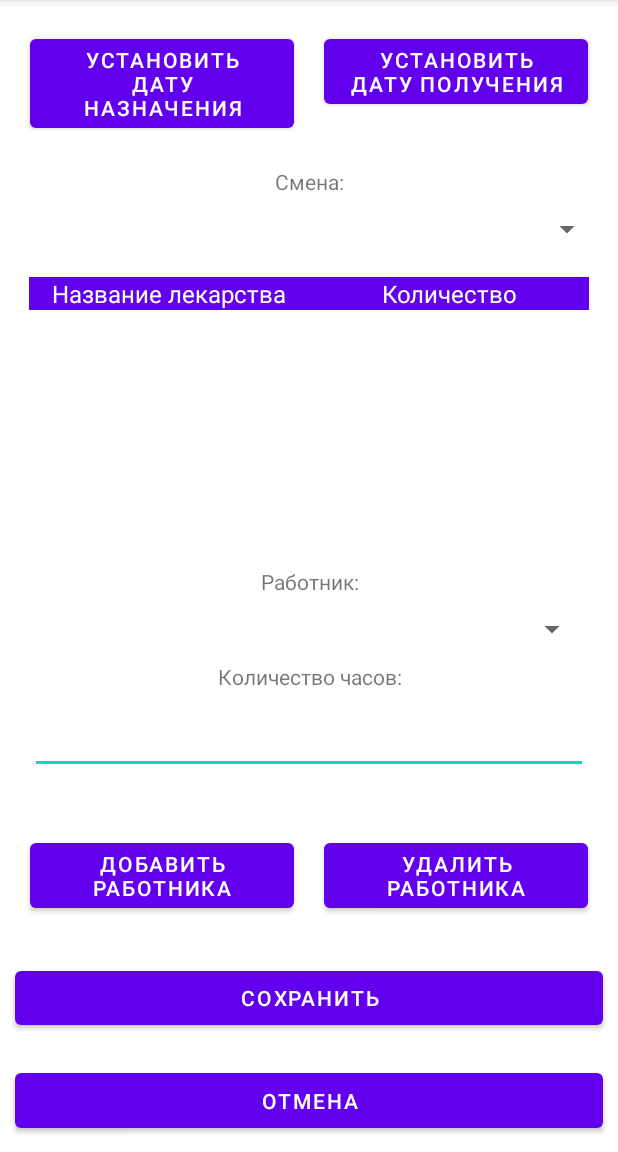
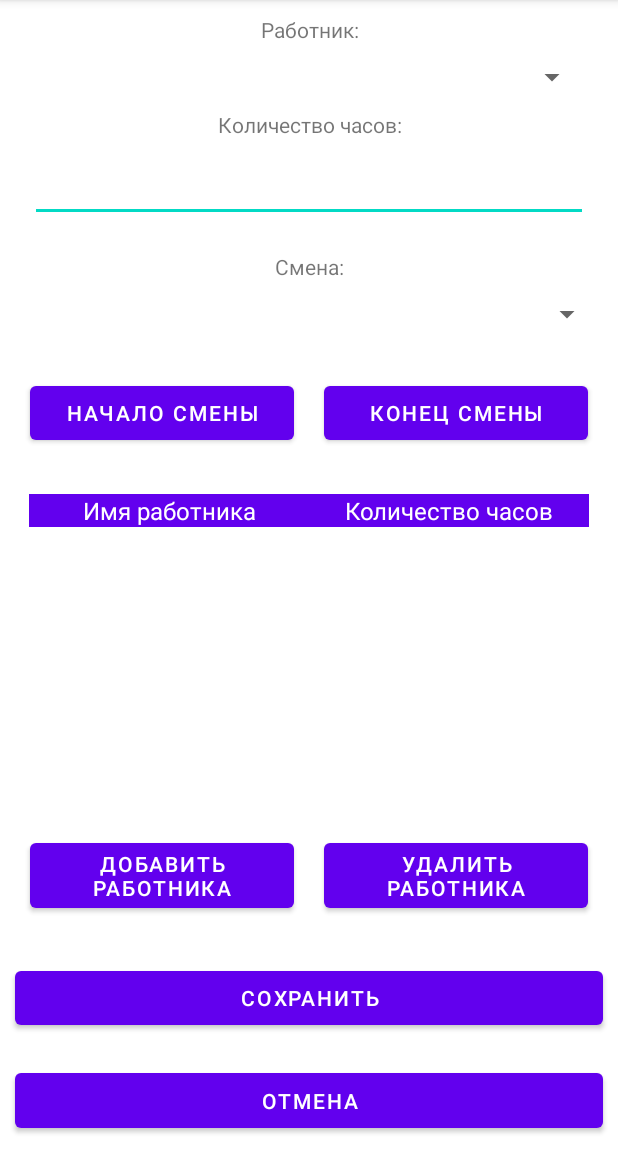
Before and after one commit to a-shdv/gotowork-factory, an Android app: the MachineActivity screen opened directly, with no data from a screen before it, on a phone screen of 412 x 824 dp, the part 84-1236 px from its top. Run offline under Robolectric (Android 15) with nearby library versions, the phone set to English and light mode, and no system bars; 1 statement that could not run was skipped.

Commit message:
Bugs fix.

```diff
--- a/app/src/main/java/com/example/coursework/activities/MachineActivity.java
+++ b/app/src/main/java/com/example/coursework/activities/MachineActivity.java
@@ -39,17 +39,17 @@ public class MachineActivity extends AppCompatActivity {
 
     MachineLogic logic;
 
-    Button button_discharge_date;
-    Button button_receiving_date;
+    Button button_shift_begin_date;
+    Button button_shift_end_date;
     Button button_create;
     Button button_cancel;
     Button button_add_worker;
     Button button_delete_worker;
 
-    Calendar discharge_date;
-    Calendar receiving_date;
+    Calendar shift_begin_date;
+    Calendar shift_end_date;
 
-    EditText edit_text_count;
+    EditText edit_text_hours;
 
     List<MachineWorkersModel> machineWorkers = new ArrayList<>();
 
@@ -68,17 +68,17 @@ public class MachineActivity extends AppCompatActivity {
             machineWorkers = machineWorkersLogic.getFilteredList(id);
         }
 
-        button_discharge_date = findViewById(R.id.button_discharge_date);
-        button_receiving_date = findViewById(R.id.button_receiving_date);
+        button_shift_begin_date = findViewById(R.id.button_shift_begin_date);
+        button_shift_end_date = findViewById(R.id.button_shift_end_date);
         button_create = findViewById(R.id.button_create);
         button_cancel = findViewById(R.id.button_cancel);
         button_add_worker = findViewById(R.id.button_add_worker);
         button_delete_worker = findViewById(R.id.button_delete_worker);
 
-        discharge_date = new GregorianCalendar();
-        receiving_date = new GregorianCalendar();
+        shift_begin_date = new GregorianCalendar();
+        shift_end_date = new GregorianCalendar();
 
-        edit_text_count = findViewById(R.id.edit_text_count);
+        edit_text_hours = findViewById(R.id.edit_text_hours);
 
         //комбо бокс покупателей
         ShiftLogic shiftLogic = new ShiftLogic(this);
@@ -112,13 +112,13 @@ public class MachineActivity extends AppCompatActivity {
         adapterWorkers.setDropDownViewResource(android.R.layout.simple_spinner_dropdown_item);
         spinnerWorkers.setAdapter(adapterWorkers);
 
-        button_discharge_date.setOnClickListener(
+        button_shift_begin_date.setOnClickListener(
                 v -> {
                     DatePickerDialog.OnDateSetListener dateSetListener = new DatePickerDialog.OnDateSetListener() {
 
                         @Override
                         public void onDateSet(DatePicker view, int year, int monthOfYear, int dayOfMonth) {
-                            discharge_date.set(year, monthOfYear + 1, dayOfMonth);
+                            shift_begin_date.set(year, monthOfYear + 1, dayOfMonth);
                         }
                     };
 
@@ -130,13 +130,13 @@ public class MachineActivity extends AppCompatActivity {
                 }
         );
 
-        button_receiving_date.setOnClickListener(
+        button_shift_end_date.setOnClickListener(
                 v -> {
                     DatePickerDialog.OnDateSetListener dateSetListener = new DatePickerDialog.OnDateSetListener() {
 
                         @Override
                         public void onDateSet(DatePicker view, int year, int monthOfYear, int dayOfMonth) {
-                            receiving_date.set(year, monthOfYear + 1, dayOfMonth);
+                            shift_end_date.set(year, monthOfYear + 1, dayOfMonth);
                         }
                     };
                     DatePickerDialog datePickerDialog;
@@ -152,7 +152,7 @@ public class MachineActivity extends AppCompatActivity {
                 v -> {
                     int shiftId = shifts.get(spinnerShifts.getSelectedItemPosition()).getId();
                     String shiftName =  shifts.get(spinnerShifts.getSelectedItemPosition()).getName();
-                    MachineModel model = new MachineModel(receiving_date.getTime().getTime(), discharge_date.getTime().getTime(), shiftId,
+                    MachineModel model = new MachineModel(shift_end_date.getTime().getTime(), shift_begin_date.getTime().getTime(), shiftId,
                            shiftName, machineWorkers);
                     logic.open();
 
@@ -184,8 +184,8 @@ public class MachineActivity extends AppCompatActivity {
                             return;
                         }
                     }
-                    machineWorkers.add(new MachineWorkersModel(id, workerId, Integer.valueOf(edit_text_count.getText().toString())));
-                    edit_text_count.setText("");
+                    machineWorkers.add(new MachineWorkersModel(id, workerId, Integer.valueOf(edit_text_hours.getText().toString())));
+                    edit_text_hours.setText("");
                     spinnerWorkers.setSelection(0);
                     fillTable(Arrays.asList("Имя работника", "Количество часов"), machineWorkers);
                 }
@@ -196,11 +196,11 @@ public class MachineActivity extends AppCompatActivity {
                     TextView textView = (TextView) selectedRow.getChildAt(2);
                     int index = Integer.valueOf(textView.getText().toString());
                     machineWorkers.remove(index);
-                    fillTable(Arrays.asList("Название лекарства", "Количество"), machineWorkers);
+                    fillTable(Arrays.asList("Имя работника", "Количество часов"), machineWorkers);
                 }
         );
 
-        fillTable(Arrays.asList("Название лекарства", "Количество"), machineWorkers);
+        fillTable(Arrays.asList("Имя работника", "Количество часов"), machineWorkers);
     }
 
 
@@ -239,19 +239,19 @@ public class MachineActivity extends AppCompatActivity {
             textViewName.setTextColor(Color.WHITE);
             textViewName.setGravity(Gravity.CENTER);
 
-            TextView textViewCount = new TextView(this);
-            textViewCount.setHeight(100);
-            textViewCount.setTextSize(16);
-            textViewCount.setText(String.valueOf(machineWorker.getCount()));
-            textViewCount.setTextColor(Color.WHITE);
-            textViewCount.setGravity(Gravity.CENTER);
+            TextView textViewHours = new TextView(this);
+            textViewHours.setHeight(100);
+            textViewHours.setTextSize(16);
+            textViewHours.setText(String.valueOf(machineWorker.getHours()));
+            textViewHours.setTextColor(Color.WHITE);
+            textViewHours.setGravity(Gravity.CENTER);
 
             TextView textViewIndex = new TextView(this);
             textViewIndex.setVisibility(View.INVISIBLE);
             textViewIndex.setText(String.valueOf(index));
 
             tableRow.addView(textViewName);
-            tableRow.addView(textViewCount);
+            tableRow.addView(textViewHours);
             tableRow.addView(textViewIndex);
 
             tableRow.setBackgroundColor(Color.parseColor("#FF6200EE"));
--- a/app/src/main/java/com/example/coursework/database/DatabaseHelper.java
+++ b/app/src/main/java/com/example/coursework/database/DatabaseHelper.java
@@ -31,8 +31,8 @@ public class DatabaseHelper extends SQLiteOpenHelper {
 
         db.execSQL("CREATE TABLE machine (" +
                 "    id integer PRIMARY KEY AUTOINCREMENT,\n" +
-                "    receiving_date long NOT NULL,\n" +
-                "    discharge_date long NOT NULL,\n" +
+                "    shift_end_date long NOT NULL,\n" +
+                "    shift_begin_date long NOT NULL,\n" +
                 "    shift_id integer NOT NULL,\n" +
                 "    shift_name character(100) NOT NULL,\n" +
                 "    CONSTRAINT shift_fk FOREIGN KEY (shift_id)\n" +
--- a/app/src/main/java/com/example/coursework/visuals/FaceQuestActivity.java
+++ b/app/src/main/java/com/example/coursework/visuals/FaceQuestActivity.java
@@ -41,7 +41,7 @@ public class FaceQuestActivity extends AppCompatActivity {
                 startActivity(new Intent(FaceQuestActivity.this, EnterActivity.class));
                 finish();
             }
-        }, 1 * 1000);
+        }, 15 * 1000);
     }
 
     void updateThePicture() {
@@ -54,7 +54,7 @@ public class FaceQuestActivity extends AppCompatActivity {
                 startActivity(new Intent(FaceQuestActivity.this, EnterActivity.class));
                 finish();
             }
-        }, 1000);
+        }, 15000);
     }
 
     private void setBitmapAsBackground(Mood mood) {
--- a/app/src/main/res/layout/activity_machine.xml
+++ b/app/src/main/res/layout/activity_machine.xml
@@ -6,27 +6,40 @@
     android:layout_height="match_parent"
     android:orientation="vertical"
     tools:context=".activities.MachineActivity">
+
     <LinearLayout
-        android:layout_width="match_parent"
-        android:layout_height="wrap_content"
-        android:orientation="horizontal"
-        android:layout_margin="10dp"
-        android:layout_weight="1" >
-    <Button
-        android:id="@+id/button_discharge_date"
         android:layout_width="match_parent"
         android:layout_height="wrap_content"
         android:layout_margin="10dp"
         android:layout_weight="1"
-        android:text="@string/button_discharge_date"/>
+        android:orientation="vertical">
 
-    <Button
-        android:id="@+id/button_receiving_date"
-        android:layout_width="match_parent"
-        android:layout_height="wrap_content"
-        android:layout_margin="10dp"
-        android:layout_weight="1"
-        android:text="@string/button_receiving_date"/>
+        <TextView
+            android:id="@+id/text_view_worker"
+            android:layout_width="match_parent"
+            android:layout_height="wrap_content"
+            android:gravity="center"
+            android:text="@string/text_view_worker" />
+
+        <Spinner
+            android:id="@+id/spinner_workers"
+            android:layout_width="match_parent"
+            android:layout_height="wrap_content"
+            android:layout_margin="10dp" />
+
+        <TextView
+            android:id="@+id/text_view_hours"
+            android:layout_width="match_parent"
+            android:layout_height="wrap_content"
+            android:gravity="center"
+            android:text="@string/text_view_hours" />
+
+        <EditText
+            android:id="@+id/edit_text_hours"
+            android:layout_width="match_parent"
+            android:layout_height="wrap_content"
+            android:layout_margin="10dp"
+            android:ems="10" />
     </LinearLayout>
 
     <TextView
@@ -43,6 +56,30 @@
         android:layout_height="wrap_content"
         android:layout_margin="10dp"
         android:layout_weight="1"/>
+
+    <LinearLayout
+        android:layout_width="match_parent"
+        android:layout_height="wrap_content"
+        android:layout_margin="10dp"
+        android:layout_weight="1"
+        android:orientation="horizontal">
+
+        <Button
+            android:id="@+id/button_shift_begin_date"
+            android:layout_width="match_parent"
+            android:layout_height="wrap_content"
+            android:layout_margin="10dp"
+            android:layout_weight="1"
+            android:text="@string/button_shift_begin_date" />
+
+        <Button
+            android:id="@+id/button_shift_end_date"
+            android:layout_width="match_parent"
+            android:layout_height="wrap_content"
+            android:layout_margin="10dp"
+            android:layout_weight="1"
+            android:text="@string/button_shift_end_date" />
+    </LinearLayout>
 
     <LinearLayout
         android:layout_width="match_parent"
@@ -73,40 +110,6 @@
         </ScrollView>
     </LinearLayout>
 
-    <LinearLayout
-        android:layout_width="match_parent"
-        android:layout_height="wrap_content"
-        android:orientation="vertical"
-        android:layout_margin="10dp"
-        android:layout_weight="1" >
-
-    <TextView
-        android:id="@+id/text_view_worker"
-        android:gravity="center"
-        android:layout_width="match_parent"
-        android:layout_height="wrap_content"
-        android:text="@string/text_view_worker" />
-
-    <Spinner
-        android:id="@+id/spinner_workers"
-        android:layout_width="match_parent"
-        android:layout_height="wrap_content"
-        android:layout_margin="10dp"/>
-
-    <TextView
-        android:id="@+id/text_view_count"
-        android:gravity="center"
-        android:layout_width="match_parent"
-        android:layout_height="wrap_content"
-        android:text="@string/text_view_hours" />
-
-    <EditText
-        android:id="@+id/edit_text_count"
-        android:layout_width="match_parent"
-        android:layout_height="wrap_content"
-        android:ems="10"
-        android:layout_margin="10dp"/>
-    </LinearLayout>
     <LinearLayout
         android:layout_width="match_parent"
         android:layout_height="wrap_content"
--- a/app/src/main/res/values/strings.xml
+++ b/app/src/main/res/values/strings.xml
@@ -19,8 +19,8 @@
     <string name="button_back_text">Назад</string>
     <string name="text_view_worker_name">Имя работника: </string>
     <string name="text_view_salary">Зарплата: </string>
-    <string name="button_discharge_date">Установить дату назначения</string><!-- Пока неизвестно-->
-    <string name="button_receiving_date">Установить дату получения</string><!-- Пока неизвестно-->
+    <string name="button_shift_begin_date">Начало смены</string><!-- Пока неизвестно-->
+    <string name="button_shift_end_date">Конец смены</string><!-- Пока неизвестно-->
     <string name="button_add_worker">Добавить работника</string>
     <string name="button_delete_worker">Удалить работника</string>
     <string name="text_view_shift">Смена: </string>
```
Also changed, not shown: app/src/main/java/com/example/coursework/activities/MachinesActivity.java (+17 -17 lines), app/src/main/java/com/example/coursework/activities/WorkersActivity.java (+1 -9 lines), app/src/main/java/com/example/coursework/database/logics/MachineLogic.java (+13 -13 lines), app/src/main/java/com/example/coursework/database/logics/MachineWorkersLogic.java (+6 -6 lines), app/src/main/java/com/example/coursework/database/models/MachineModel.java (+13 -13 lines), app/src/main/java/com/example/coursework/database/models/MachineWorkersModel.java (+7 -7 lines).
